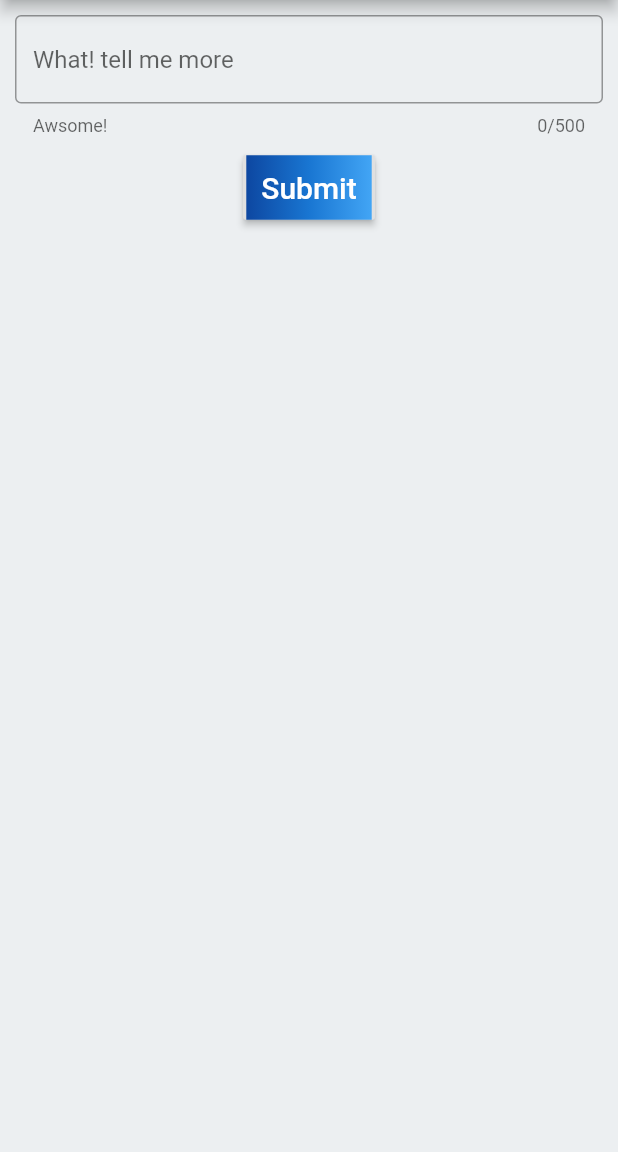
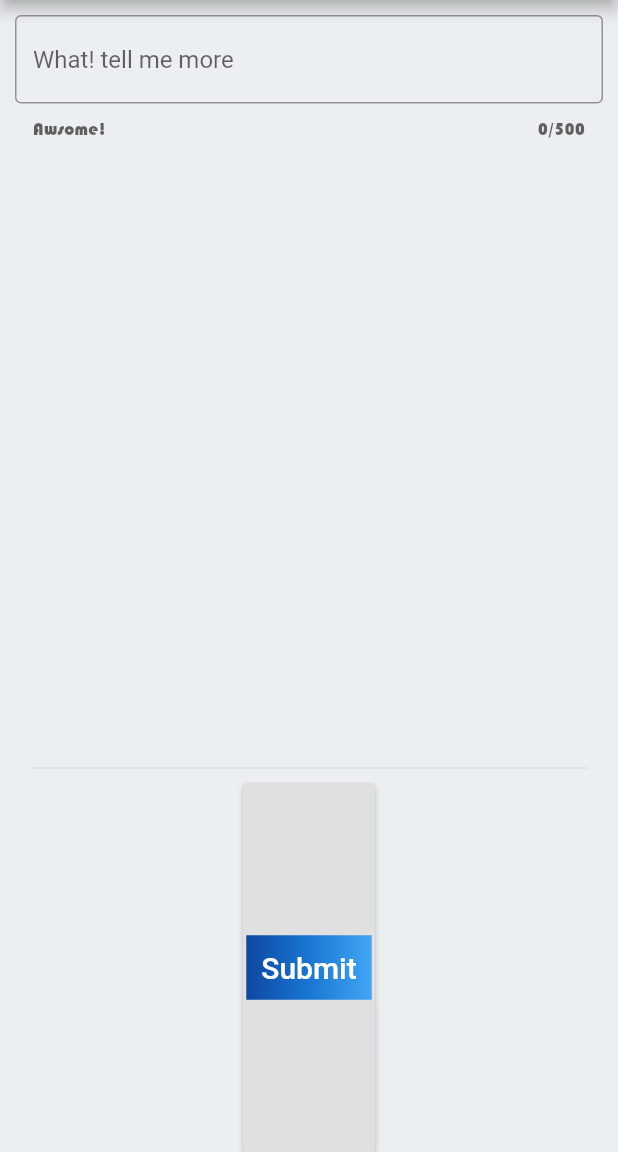
Before and after one commit to ahmsaied/i_found_a-ghost, a Flutter app: the screen it shows after launch, after a tap on "Submit", on a phone screen of 412 x 824 dp, the part 84-1236 px from its top. Run offline on Flutter 3.47's test engine with Material 2 defaults, Android fonts, the phone set to English and light mode, and no system bars.

Commit message:
Add new font & Improve code

```diff
--- a/lib/main.dart
+++ b/lib/main.dart
@@ -2,8 +2,13 @@ import 'package:flutter/cupertino.dart';
 import 'package:flutter/material.dart';
 
 void main() {
-  runApp(
-    MaterialApp(
+  runApp(GhostApp());
+}
+
+class GhostApp extends StatelessWidget {
+  @override
+  Widget build(BuildContext context) {
+    return MaterialApp(
       home: Scaffold(
         appBar: AppBar(
           backgroundColor: Colors.yellow[200],
@@ -15,17 +20,42 @@ void main() {
           ),
         ),
         backgroundColor: Colors.blueGrey[50],
-        body: Container(
+        body: SafeArea(
+          child: Container(
+            margin: EdgeInsets.fromLTRB(10.0, 10.0, 10.0, 0.0),
             child: Column(
+              //mainAxisAlignment: MainAxisAlignment.spaceEvenly,
+              crossAxisAlignment: CrossAxisAlignment.center,
               children: <Widget>[
-              Container(
-                padding: EdgeInsets.all(10.0),
-                child: Center(
+//                Container(
+//                  margin: EdgeInsets.all(10.0),
+//                  //color: Colors.white,
+//                  child: Center(
+//                    child: TextField(
+//                      decoration: InputDecoration(
+//                        hintText: 'What! tell me more ',
+//                        border: const OutlineInputBorder(),
+//                        helperText: 'Awsome!',
+//                        helperStyle: TextStyle(fontFamily: "Bauhaus"),
+//                      ),
+//                      maxLength: 500,
+//                      autocorrect: true,
+//                      style: TextStyle(
+//                          //backgroundColor: Colors.white,
+//                          color: Colors.blueGrey[800]),
+//                    ),
+//                  ),
+//                ),
+
+                Expanded(
+                  flex: 2,
+                  child: Form(
                     child: TextField(
                       decoration: InputDecoration(
                         hintText: 'What! tell me more ',
                         border: const OutlineInputBorder(),
                         helperText: 'Awsome!',
+                        helperStyle: TextStyle(fontFamily: "Bauhaus"),
                       ),
                       maxLength: 500,
                       autocorrect: true,
@@ -35,7 +65,18 @@ void main() {
                     ),
                   ),
                 ),
-              RaisedButton(
+                Padding(
+                  padding: EdgeInsets.fromLTRB(10.0, 0.0, 10.0, 0.0),
+                  child: SizedBox(
+                    height: 20.0,
+                    child: Divider(
+                      color: Colors.blueGrey.shade100,
+                    ),
+                  ),
+                ),
+
+                Expanded(
+                  child: RaisedButton(
                     onPressed: () {},
                     textColor: Colors.white,
                     padding: const EdgeInsets.all(0.0),
@@ -50,7 +91,13 @@ void main() {
                         ),
                       ),
                       padding: const EdgeInsets.all(10.0),
-                  child: const Text('Submit', style: TextStyle(fontSize: 20)),
+                      child: const Text(
+                        'Submit',
+                        style: TextStyle(
+                          fontSize: 20,
+                        ),
+                      ),
+                    ),
                   ),
                 ),
               ],
@@ -60,3 +107,4 @@ void main() {
       ),
     );
   }
+}
--- a/pubspec.yaml
+++ b/pubspec.yaml
@@ -44,6 +44,11 @@ flutter:
   assets:
     - images/
 
+  fonts:
+    - family: Bauhaus
+      fonts:
+        - asset: fonts/bauhaus 93 regular.ttf
+
 
   # An image asset can refer to one or more resolution-specific "variants", see
   # https://flutter.dev/assets-and-images/#resolution-aware.
```
Also changed, not shown: fonts/bauhaus 93 regular.ttf (added). Lines whose indentation alone changed are shown as unchanged.
